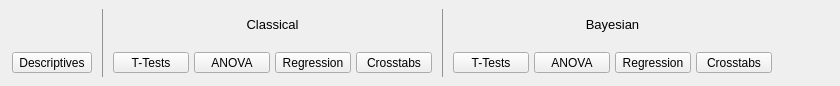
jasp-stats/jasp-desktop, file JASP-Desktop/ribbons/ribbonanalysis.ui: the form before one commit.
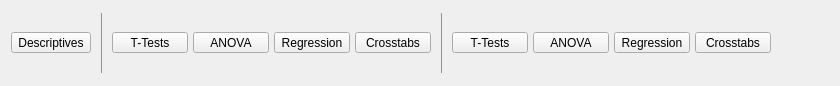
The form after the commit. Icons and pictures are not drawn. Custom widgets are drawn as their Qt base class.

Commit message:
Menus: Combining classical and bayesian menus
An experiment

```diff
--- a/JASP-Desktop/ribbons/ribbonanalysis.ui
+++ b/JASP-Desktop/ribbons/ribbonanalysis.ui
@@ -14,40 +14,18 @@
    <string>Form</string>
   </property>
   <layout class="QGridLayout" name="gridLayout_7">
-   <property name="leftMargin">
-    <number>12</number>
-   </property>
    <property name="topMargin">
-    <number>0</number>
+    <number>4</number>
    </property>
    <property name="rightMargin">
     <number>0</number>
    </property>
    <property name="bottomMargin">
-    <number>0</number>
+    <number>4</number>
    </property>
    <property name="horizontalSpacing">
     <number>0</number>
    </property>
-   <item row="0" column="2">
-    <widget class="QWidget" name="widget_4" native="true">
-     <layout class="QGridLayout" name="gridLayout_8">
-      <item row="0" column="0">
-       <widget class="Line" name="line">
-        <property name="styleSheet">
-         <string notr="true">QWidget {	color : #929292 ; }</string>
-        </property>
-        <property name="frameShadow">
-         <enum>QFrame::Plain</enum>
-        </property>
-        <property name="orientation">
-         <enum>Qt::Vertical</enum>
-        </property>
-       </widget>
-      </item>
-     </layout>
-    </widget>
-   </item>
    <item row="0" column="0">
     <widget class="QWidget" name="widget" native="true">
      <layout class="QGridLayout" name="gridLayout">
@@ -66,7 +44,7 @@
       <property name="verticalSpacing">
        <number>3</number>
       </property>
-      <item row="1" column="0">
+      <item row="0" column="0">
        <widget class="QWidget" name="widget_9" native="true">
         <layout class="QGridLayout" name="gridLayout_4">
          <property name="leftMargin">
@@ -110,26 +88,30 @@
         </layout>
        </widget>
       </item>
+     </layout>
+    </widget>
+   </item>
+   <item row="0" column="1">
+    <widget class="QWidget" name="classicalSeparator" native="true">
+     <layout class="QGridLayout" name="gridLayout_8">
       <item row="0" column="0">
-       <widget class="QLabel" name="label">
-        <property name="font">
-         <font>
-          <pointsize>10</pointsize>
-         </font>
+       <widget class="Line" name="line">
+        <property name="styleSheet">
+         <string notr="true">QWidget {	color : #929292 ; }</string>
         </property>
-        <property name="text">
-         <string/>
+        <property name="frameShadow">
+         <enum>QFrame::Plain</enum>
         </property>
-        <property name="alignment">
-         <set>Qt::AlignCenter</set>
+        <property name="orientation">
+         <enum>Qt::Vertical</enum>
         </property>
        </widget>
       </item>
      </layout>
     </widget>
    </item>
-   <item row="0" column="3">
-    <widget class="QWidget" name="widget_2" native="true">
+   <item row="0" column="2">
+    <widget class="QWidget" name="classicalPanel" native="true">
      <layout class="QGridLayout" name="gridLayout_2">
       <property name="leftMargin">
        <number>0</number>
@@ -147,21 +129,6 @@
        <number>3</number>
       </property>
       <item row="0" column="0">
-       <widget class="QLabel" name="label_2">
-        <property name="font">
-         <font>
-          <pointsize>10</pointsize>
-         </font>
-        </property>
-        <property name="text">
-         <string>Classical</string>
-        </property>
-        <property name="alignment">
-         <set>Qt::AlignCenter</set>
-        </property>
-       </widget>
-      </item>
-      <item row="1" column="0">
        <widget class="QWidget" name="widget_10" native="true">
         <layout class="QGridLayout" name="gridLayout_3">
          <property name="leftMargin">
@@ -287,6 +254,9 @@
              <height>28</height>
             </size>
            </property>
+           <property name="popupMode">
+            <enum>QToolButton::InstantPopup</enum>
+           </property>
            <property name="toolButtonStyle">
             <enum>Qt::ToolButtonTextUnderIcon</enum>
            </property>
@@ -298,8 +268,27 @@
      </layout>
     </widget>
    </item>
-   <item row="0" column="5">
-    <widget class="QWidget" name="widget_3" native="true">
+   <item row="0" column="3">
+    <widget class="QWidget" name="bayesianSeparator" native="true">
+     <property name="styleSheet">
+      <string notr="true">QWidget {	color : #929292 ; }</string>
+     </property>
+     <layout class="QGridLayout" name="gridLayout_9">
+      <item row="0" column="0">
+       <widget class="Line" name="line_2">
+        <property name="frameShadow">
+         <enum>QFrame::Plain</enum>
+        </property>
+        <property name="orientation">
+         <enum>Qt::Vertical</enum>
+        </property>
+       </widget>
+      </item>
+     </layout>
+    </widget>
+   </item>
+   <item row="0" column="4">
+    <widget class="QWidget" name="bayesianPanel" native="true">
      <layout class="QGridLayout" name="gridLayout_5">
       <property name="leftMargin">
        <number>0</number>
@@ -316,7 +305,7 @@
       <property name="verticalSpacing">
        <number>3</number>
       </property>
-      <item row="1" column="0">
+      <item row="0" column="0">
        <widget class="QWidget" name="widget_11" native="true">
         <layout class="QGridLayout" name="gridLayout_6">
          <property name="leftMargin">
@@ -413,6 +402,9 @@
              <height>28</height>
             </size>
            </property>
+           <property name="popupMode">
+            <enum>QToolButton::InstantPopup</enum>
+           </property>
            <property name="toolButtonStyle">
             <enum>Qt::ToolButtonTextUnderIcon</enum>
            </property>
@@ -450,55 +442,21 @@
         </layout>
        </widget>
       </item>
-      <item row="0" column="0">
-       <widget class="QLabel" name="label_3">
-        <property name="font">
-         <font>
-          <pointsize>10</pointsize>
-         </font>
-        </property>
-        <property name="text">
-         <string>Bayesian</string>
-        </property>
-        <property name="alignment">
-         <set>Qt::AlignCenter</set>
-        </property>
-       </widget>
-      </item>
-      <item row="0" column="1" rowspan="2">
-       <spacer name="horizontalSpacer">
-        <property name="orientation">
-         <enum>Qt::Horizontal</enum>
-        </property>
-        <property name="sizeHint" stdset="0">
-         <size>
-          <width>40</width>
-          <height>20</height>
-         </size>
-        </property>
-       </spacer>
-      </item>
      </layout>
     </widget>
    </item>
-   <item row="0" column="4">
-    <widget class="QWidget" name="widget_5" native="true">
-     <property name="styleSheet">
-      <string notr="true">QWidget {	color : #929292 ; }</string>
+   <item row="0" column="5">
+    <spacer name="horizontalSpacer">
+     <property name="orientation">
+      <enum>Qt::Horizontal</enum>
      </property>
-     <layout class="QGridLayout" name="gridLayout_9">
-      <item row="0" column="0">
-       <widget class="Line" name="line_2">
-        <property name="frameShadow">
-         <enum>QFrame::Plain</enum>
-        </property>
-        <property name="orientation">
-         <enum>Qt::Vertical</enum>
-        </property>
-       </widget>
-      </item>
-     </layout>
-    </widget>
+     <property name="sizeHint" stdset="0">
+      <size>
+       <width>61</width>
+       <height>20</height>
+      </size>
+     </property>
+    </spacer>
    </item>
   </layout>
   <zorder>widget</zorder>
```
Left out of the diff: 13 changed lines with no effect on the pictures. The commit also changes 1 other file.
